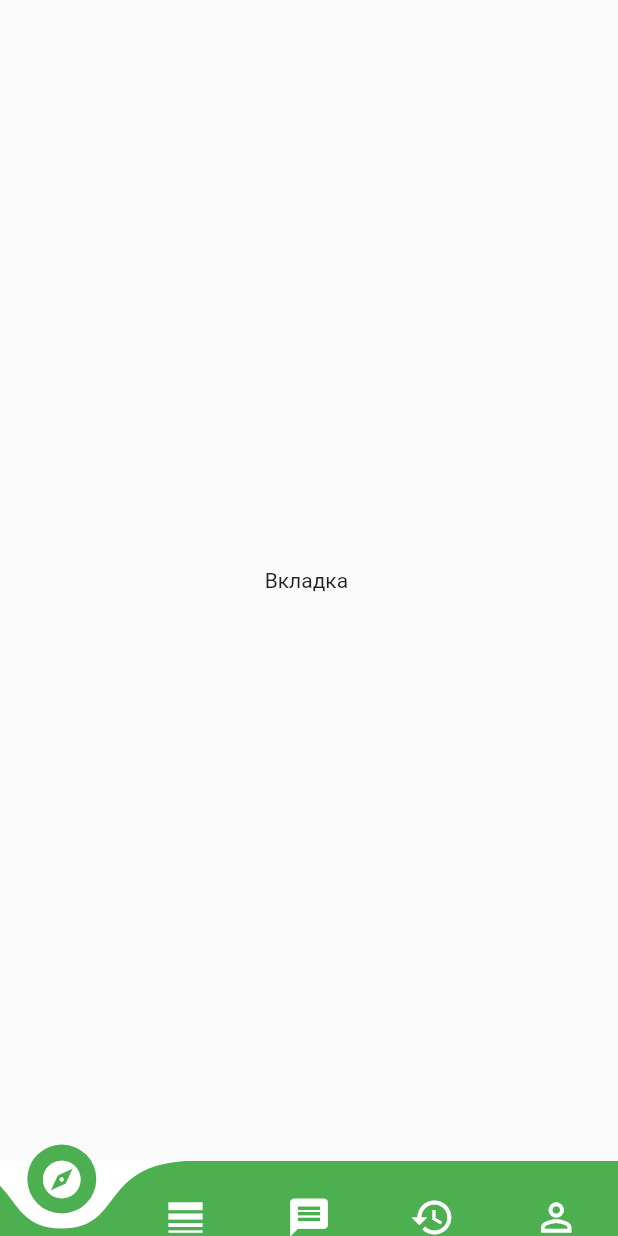
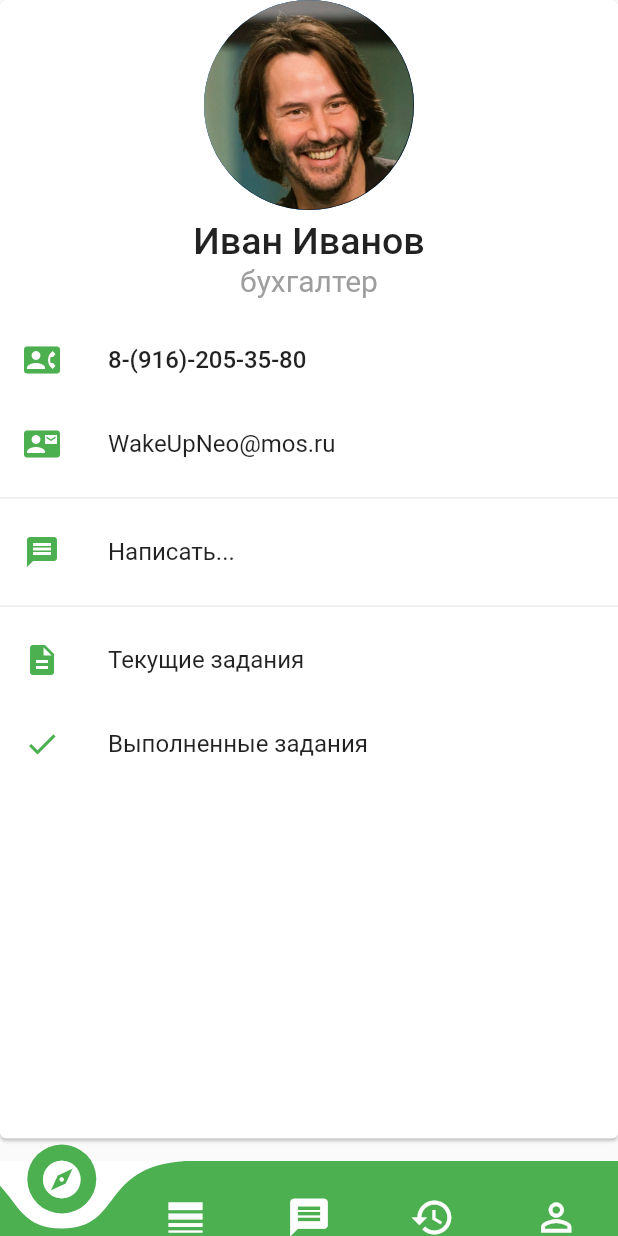
Before and after one commit to mentoster/digital_breakthrough, a Flutter app: the screen it shows after launch, swiped to page 5, on a phone screen of 412 x 824 dp. Run offline on Flutter 3.47's test engine with Material 2 defaults, Android fonts, the phone set to English and light mode, and no system bars; drawn by our look-alikes of curved_navigation_bar.

Commit message:
add profile

```diff
--- a/lib/main.dart
+++ b/lib/main.dart
@@ -1,8 +1,6 @@
 import 'package:curved_navigation_bar/curved_navigation_bar.dart';
+import 'package:digital_hack/profile.dart';
 import 'package:flutter/material.dart';
-
-
-
 
 void main() => runApp(MyApp());
 
@@ -68,9 +66,7 @@ class _BottomNavBarState extends State<BottomNavBar> {
             Center(
               child: Text('Вкладка 4'),
             ),
-            Center(
-              child: Text('Вкладка '),
-            ),
+            Profile() //пример вкладки
           ],
         ),
       ),
--- /dev/null
+++ b/lib/profile.dart
@@ -0,0 +1,95 @@
+import 'package:flutter/material.dart';
+
+class Profile extends StatelessWidget {
+  //user data
+  int id = 0;
+  // imagie profile
+  final AssetImage ico = AssetImage(
+    'assets/images/profile.png',
+  );
+  String name = 'Иван Иванов';
+  String position = 'бухгалтер';
+  String number = '8(916)-205-35-80';
+  String email = 'NeoMatrix@mos.ru';
+  Profile();
+  Center cenText(String text, TextStyle textStyle) {
+    return Center(
+      child: Text(
+        text,
+        style: textStyle,
+      ),
+    );
+  }
+
+  @override
+  Widget build(BuildContext context) {
+    return SizedBox(
+      child: Card(
+        margin: EdgeInsets.only(bottom: 15),
+        child: Column(
+          children: [
+            Center(
+              child: CircleAvatar(
+                backgroundImage: ico,
+                radius: 70,
+              ),
+            ),
+            ListTile(
+              title: cenText(
+                  name, TextStyle(fontWeight: FontWeight.w500, fontSize: 25)),
+              subtitle: cenText(
+                  position, TextStyle(color: Colors.grey[500], fontSize: 20)),
+            ),
+            ListTile(
+              title: Text('8-(916)-205-35-80',
+                  style: TextStyle(fontWeight: FontWeight.w500)),
+              leading: Icon(
+                Icons.contact_phone,
+                color: Colors.green[500],
+              ),
+            ),
+            ListTile(
+              title: Text('WakeUpNeo@mos.ru'),
+              leading: Icon(
+                Icons.contact_mail,
+                color: Colors.green[500],
+              ),
+            ),
+            Divider(),
+            ListTile(
+              title: Text('Написать...'),
+              onTap: () {
+                // changeoage(2);
+              },
+              leading: Icon(
+                Icons.message,
+                color: Colors.green[500],
+              ),
+            ),
+            Divider(),
+            ListTile(
+              title: Text('Текущие задания'),
+              onTap: () {
+                // changeoage(2);
+              },
+              leading: Icon(
+                Icons.description,
+                color: Colors.green[500],
+              ),
+            ),
+            ListTile(
+              title: Text('Выполненные задания'),
+              onTap: () {
+                // changeoage(2);
+              },
+              leading: Icon(
+                Icons.done,
+                color: Colors.green[500],
+              ),
+            ),
+          ],
+        ),
+      ),
+    );
+  }
+}
--- a/pubspec.yaml
+++ b/pubspec.yaml
@@ -42,7 +42,8 @@ flutter:
   # included with your application, so that you can use the icons in
   # the material Icons class.
   uses-material-design: true
-
+  assets:
+    - assets/images/profile.png
   # To add assets to your application, add an assets section, like this:
   # assets:
   #   - images/a_dot_burr.jpeg
```
Also changed, not shown: assets/images/profile.png (added), 8 other files.
